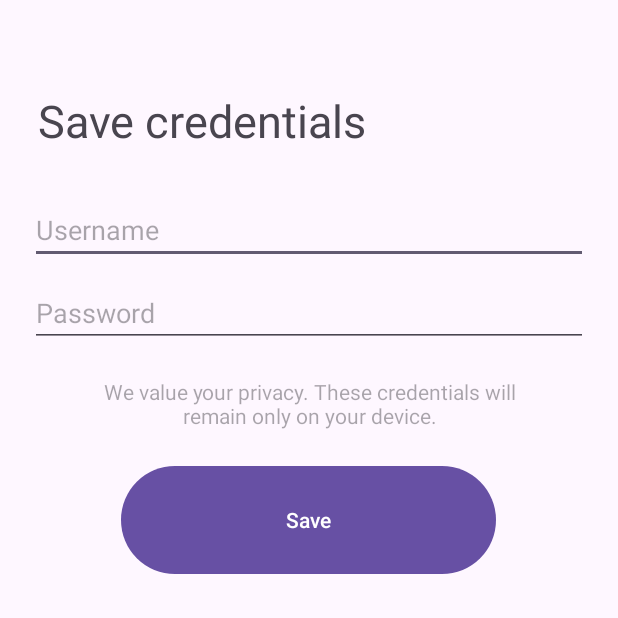
After one commit to Architechs-IITGOA/AutoRefreshForticlient, an Android app: the LoginActivity screen opened directly, with no data from a screen before it, on a phone screen of 412 x 824 dp, the top half of it. The commit adds this screen. Run offline under Robolectric (Android 15) with nearby library versions, the phone set to English and light mode, and no system bars.

Commit message:
Shared Preferences + Error handling

```diff
--- a/app/build.gradle.kts
+++ b/app/build.gradle.kts
@@ -60,6 +60,7 @@ dependencies {
 
     implementation("com.squareup.okhttp3:okhttp:4.9.3")
     implementation("org.jsoup:jsoup:1.14.3")
+    implementation(libs.androidx.activity)
     testImplementation(libs.junit)
     androidTestImplementation(libs.androidx.junit)
     androidTestImplementation(libs.androidx.espresso.core)
--- /dev/null
+++ b/app/src/main/java/com/iitgoapapaharpic/upfortfrgrnd/LoginActivity.kt
@@ -0,0 +1,35 @@
+package com.iitgoapapaharpic.upfortfrgrnd
+
+import android.content.Intent
+import android.os.Bundle
+import android.widget.Toast
+import androidx.appcompat.app.AppCompatActivity
+import com.iitgoapapaharpic.upfortfrgrnd.databinding.ActivityLoginBinding
+
+class LoginActivity : AppCompatActivity() {
+    private lateinit var binding: ActivityLoginBinding
+    override fun onCreate(savedInstanceState: Bundle?) {
+        super.onCreate(savedInstanceState)
+        binding = ActivityLoginBinding.inflate(layoutInflater)
+        setContentView(binding.root)
+
+        binding.loginButton.setOnClickListener {
+            val username = binding.usernameEditText.text.toString()
+            val password = binding.passwordEditText.text.toString()
+
+            if (username.isNotEmpty() && password.isNotEmpty()) {
+                val sharedPreferences = SharedPreferences(applicationContext)
+                sharedPreferences.storeCredentials(username, password)
+                Toast.makeText(this, "Credentials saved successfully.", Toast.LENGTH_LONG).show()
+
+
+                val intent = Intent(this, MainActivity::class.java)
+                startActivity(intent)
+            } else {
+                Toast.makeText(this, "Username or password is empty.", Toast.LENGTH_LONG).show()
+            }
+        }
+    }
+
+
+}
--- /dev/null
+++ b/app/src/main/res/layout/activity_login.xml
@@ -0,0 +1,49 @@
+<?xml version="1.0" encoding="utf-8"?>
+<LinearLayout xmlns:android="http://schemas.android.com/apk/res/android"
+    android:orientation="vertical"
+    android:layout_width="match_parent"
+    android:layout_height="match_parent">
+    <TextView
+        android:layout_width="wrap_content"
+        android:layout_height="wrap_content"
+        android:text="@string/save_credentials"
+        android:textSize="30sp"
+        android:layout_marginTop="60dp"
+        android:layout_marginLeft="25dp"/>
+
+    <EditText
+        android:id="@+id/usernameEditText"
+        android:layout_width="match_parent"
+        android:layout_height="wrap_content"
+        android:hint="Username"
+        android:inputType="text"
+        android:layout_marginHorizontal="20dp"
+        android:layout_marginTop="30dp"/>
+
+    <EditText
+        android:id="@+id/passwordEditText"
+        android:layout_width="match_parent"
+        android:layout_height="wrap_content"
+        android:hint="Password"
+        android:inputType="textPassword"
+        android:layout_marginHorizontal="20dp"
+        android:layout_marginTop="10dp"/>
+
+    <TextView
+        android:layout_width="wrap_content"
+        android:layout_height="wrap_content"
+        android:text="@string/we_value_your_privacy_these_credentials_will_remain_only_on_your_device"
+        android:layout_marginTop="20dp"
+        android:layout_marginHorizontal="50dp"
+        android:textAlignment="center"
+        android:textColor="@color/material_on_background_disabled"/>
+
+    <Button
+        android:id="@+id/loginButton"
+        android:layout_width="250dp"
+        android:layout_height="80dp"
+        android:layout_gravity="center_horizontal"
+        android:text="Save"
+        android:layout_marginTop="20dp"/>
+
+</LinearLayout>
--- a/app/src/main/res/values/colors.xml
+++ b/app/src/main/res/values/colors.xml
@@ -1,5 +1,7 @@
 <?xml version="1.0" encoding="utf-8"?>
 <resources>
+    <color name="green">#008000</color>
+    <color name="red">#FF0000</color>
     <color name="black">#FF000000</color>
     <color name="white">#FFFFFFFF</color>
 </resources>
--- a/app/src/main/res/values/strings.xml
+++ b/app/src/main/res/values/strings.xml
@@ -1,5 +1,5 @@
 <resources>
-    <string name="app_name">upFortFrgrnd</string>
+    <string name="app_name">Fortinet connect</string>
     <string name="action_settings">Settings</string>
     <!-- Strings used for fragments for navigation -->
     <string name="first_fragment_label">First Fragment</string>
@@ -43,4 +43,6 @@
         libero vel nunc consequat, quis tincidunt nisl eleifend. Cras bibendum enim a justo luctus
         vestibulum. Fusce dictum libero quis erat maximus, vitae volutpat diam dignissim.
     </string>
+    <string name="we_value_your_privacy_these_credentials_will_remain_only_on_your_device">We value your privacy. These credentials will remain only on your device.</string>
+    <string name="save_credentials">Save credentials</string>
 </resources>
--- a/gradle/libs.versions.toml
+++ b/gradle/libs.versions.toml
@@ -10,6 +10,7 @@ material = "1.10.0"
 constraintlayout = "2.1.4"
 navigationFragmentKtx = "2.6.0"
 navigationUiKtx = "2.6.0"
+activity = "1.8.0"
 
 [libraries]
 androidx-core-ktx = { group = "androidx.core", name = "core-ktx", version.ref = "coreKtx" }
@@ -21,6 +22,7 @@ material = { group = "com.google.android.material", name = "material", version.r
 androidx-constraintlayout = { group = "androidx.constraintlayout", name = "constraintlayout", version.ref = "constraintlayout" }
 androidx-navigation-fragment-ktx = { group = "androidx.navigation", name = "navigation-fragment-ktx", version.ref = "navigationFragmentKtx" }
 androidx-navigation-ui-ktx = { group = "androidx.navigation", name = "navigation-ui-ktx", version.ref = "navigationUiKtx" }
+androidx-activity = { group = "androidx.activity", name = "activity", version.ref = "activity" }
 
 [plugins]
 androidApplication = { id = "com.android.application", version.ref = "agp" }
```
Also changed, not shown: app/src/main/AndroidManifest.xml (+16 -2 lines), app/src/main/java/com/iitgoapapaharpic/upfortfrgrnd/KeepAliveLoginService.kt (+38 -15 lines), app/src/main/java/com/iitgoapapaharpic/upfortfrgrnd/MainActivity.kt (+16 -7 lines), app/src/main/java/com/iitgoapapaharpic/upfortfrgrnd/NetworkChangeReceiver.kt (added, +35 -0 lines), app/src/main/java/com/iitgoapapaharpic/upfortfrgrnd/SharedPreferences.kt (added, +92 -0 lines), app/src/main/res/layout/activity_main.xml (+26 -24 lines).
